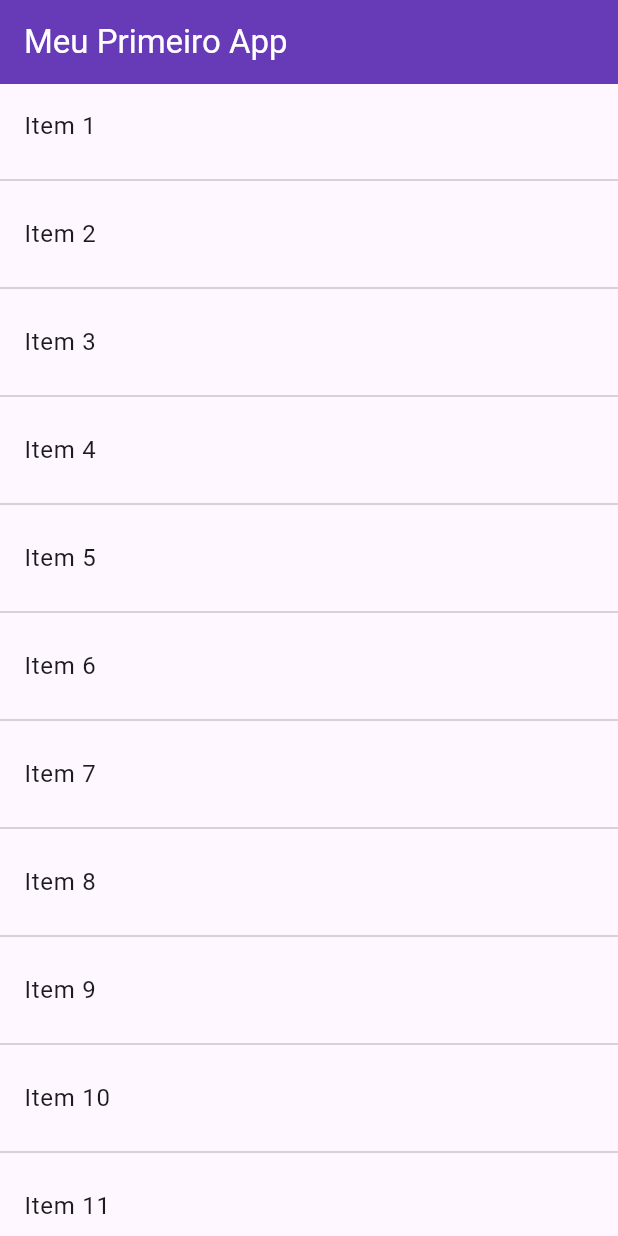
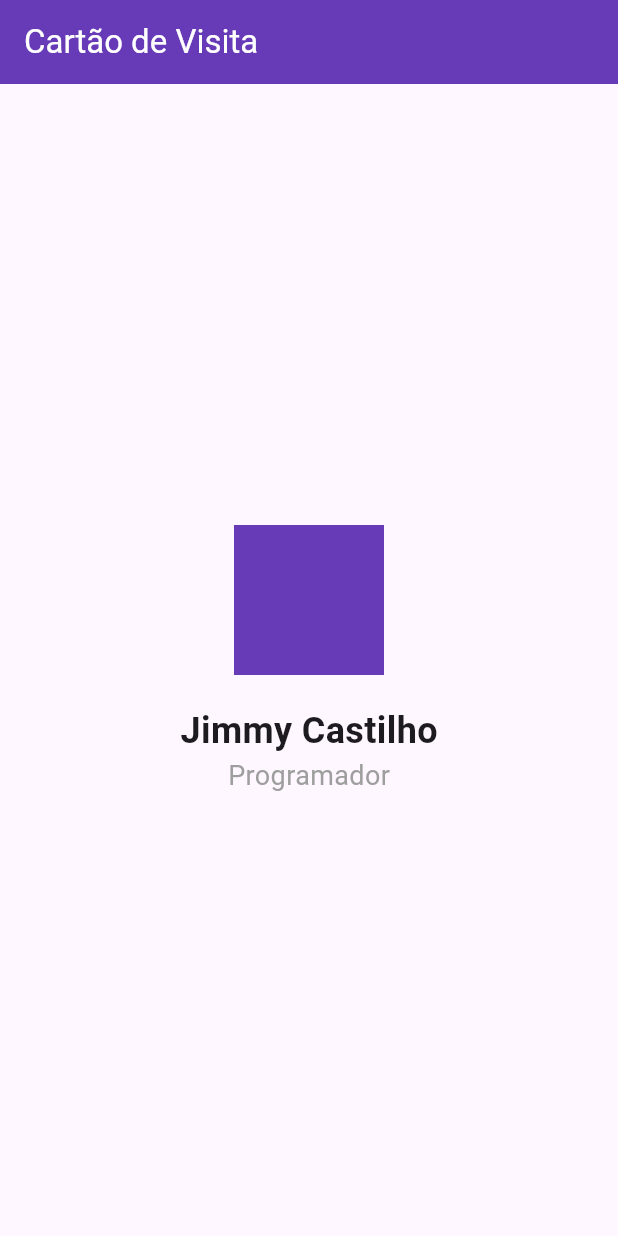
Before and after one commit to jimmyadmsenior/Flutter-Exercise, a Flutter app: the screen it shows after launch, on a phone screen of 412 x 824 dp. Run offline on Flutter 3.47's test engine with Material 3 defaults, Android fonts, the phone set to English and light mode, and no system bars.

Commit message:
novas alterações

```diff
--- a/JImmyFlutterExercise/meu_primeiro_app/lib/material_app.dart
+++ b/JImmyFlutterExercise/meu_primeiro_app/lib/material_app.dart
@@ -1,5 +1,5 @@
 import 'package:flutter/material.dart';
-import 'package:meu_primeiro_app/pages/home_page.dart';
+import 'package:meu_primeiro_app/pages/Desafio1.dart';
 
 class MyApp extends StatelessWidget {
   const MyApp({super.key});
@@ -13,7 +13,7 @@ class MyApp extends StatelessWidget {
         colorScheme: ColorScheme.fromSeed(seedColor: Colors.deepPurple),
         useMaterial3: true,
       ),
-      home: const HomePageWidget(),
+      home: const Desafio1(),
       debugShowCheckedModeBanner: false,
     );
   }
--- /dev/null
+++ b/JImmyFlutterExercise/meu_primeiro_app/lib/pages/Desafio1.dart
@@ -0,0 +1,42 @@
+import 'package:flutter/material.dart';
+
+class Desafio1 extends StatelessWidget {
+  const Desafio1({super.key});
+
+  @override
+  Widget build(BuildContext context) {
+    return Scaffold(
+      appBar: AppBar(
+        backgroundColor: Colors.deepPurple,
+        title: const Text(
+          'Cartão de Visita',
+          style: TextStyle(color: Colors.white),
+        ),
+      ),
+      body: Center(
+        child: Column(
+          mainAxisAlignment: MainAxisAlignment.center,
+          children: [
+            Container(
+              width: 100,
+              height: 100,
+              decoration: BoxDecoration(
+                color: Colors.deepPurple,
+                shape: BoxShape.rectangle,
+              ),
+            ),
+            const SizedBox(height: 20),
+            const Text(
+              'Jimmy Castilho',
+              style: TextStyle(fontSize: 24, fontWeight: FontWeight.bold),
+            ),
+            const Text(
+              'Programador',
+              style: TextStyle(fontSize: 18, color: Colors.grey),
+            ),
+          ],
+        ),
+      ),
+    );
+  }
+}
--- a/JImmyFlutterExercise/meu_primeiro_app/lib/pages/home_page.dart
+++ /dev/null
@@ -1,34 +0,0 @@
-import 'package:flutter/material.dart';
-
-class HomePageWidget extends StatefulWidget {
-  const HomePageWidget({super.key});
-
-  @override
-  State<HomePageWidget> createState() => _HomePageWidgetState();
-}
-
-class _HomePageWidgetState extends State<HomePageWidget> {
-  TextEditingController textController = TextEditingController();
-  double _currentValue = 50;
-  @override
-  Widget build(BuildContext context) {
-    return Scaffold(
-      appBar: AppBar(
-        backgroundColor: Colors.deepPurple,
-        title: const Text(
-          'Meu Primeiro App',
-          style: TextStyle(color: Colors.white),
-        ),
-      ),
-      body: ListView.separated(
-        itemCount: 50,
-        separatorBuilder: (context, index) => Divider(),
-        itemBuilder: (context, index) {
-          return ListTile(
-            title: Text('Item ${index + 1}'),
-          );
-        },
-      ),
-    );
-  }
-}
```
Also changed, not shown: JImmyFlutterExercise/meu_primeiro_app/lib/pages/Desafio2.dart (added).
